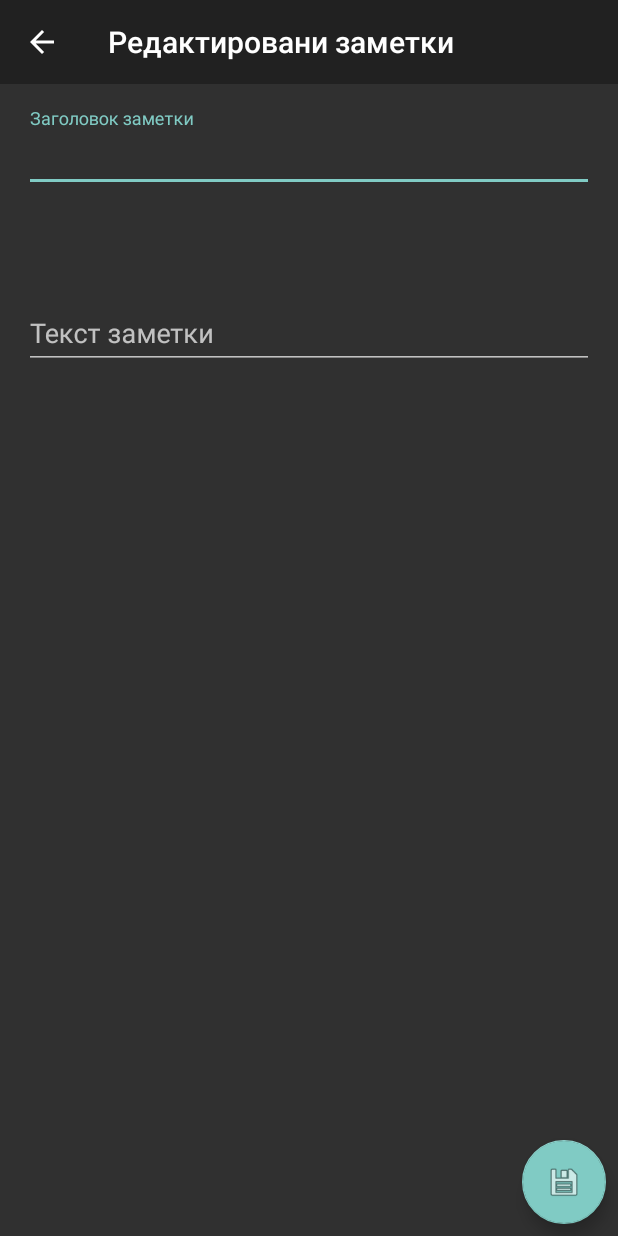
After one commit to abdurahmanovart/NotesRealm, an Android app: the EditNoteActivity screen opened directly, with no data from a screen before it, on a phone screen of 412 x 824 dp. The commit adds this screen. Run offline under Robolectric (Android 15) with nearby library versions, the phone set to English and light mode, and no system bars; libraries missing offline, so code that uses them is left out: io.realm; 4 statements that could not run were skipped.

Commit message:
created new activity to handle note editing

```diff
--- a/app/src/main/AndroidManifest.xml
+++ b/app/src/main/AndroidManifest.xml
@@ -31,6 +31,12 @@
             android:label="@string/note_details"
             android:theme="@style/Theme.AppCompat.NoActionBar">
         </activity>
+        <activity
+            android:name=".ui.EditNoteActivity"
+            android:configChanges="orientation|screenSize"
+            android:label="@string/edit_note"
+            android:theme="@style/Theme.AppCompat.NoActionBar">
+        </activity>
     </application>
 
 </manifest>
--- a/app/src/main/java/com/github/abdurahmanovart/notesrealm/ui/CreateNoteActivity.java
+++ b/app/src/main/java/com/github/abdurahmanovart/notesrealm/ui/CreateNoteActivity.java
@@ -104,8 +104,8 @@ public class CreateNoteActivity extends AppCompatActivity {
         }
     }
 
-    private boolean inputDataEmpty(){
-        return mTitleEditText.getText().length()==0&&mBodyEditText.getText().length()==0;
+    private boolean inputDataEmpty() {
+        return mTitleEditText.getText().length() == 0 && mBodyEditText.getText().length() == 0;
     }
 
     private void initUI() {
--- /dev/null
+++ b/app/src/main/java/com/github/abdurahmanovart/notesrealm/ui/EditNoteActivity.java
@@ -0,0 +1,199 @@
+package com.github.abdurahmanovart.notesrealm.ui;
+
+import android.content.Context;
+import android.content.DialogInterface;
+import android.content.Intent;
+import android.os.Bundle;
+import android.support.design.widget.FloatingActionButton;
+import android.support.design.widget.Snackbar;
+import android.support.v7.app.AlertDialog;
+import android.support.v7.app.AppCompatActivity;
+import android.support.v7.widget.Toolbar;
+import android.view.MenuItem;
+import android.view.View;
+import android.widget.TextView;
+import android.widget.Toast;
+
+import com.github.abdurahmanovart.notesrealm.R;
+import com.github.abdurahmanovart.notesrealm.manager.RealmManager;
+import com.github.abdurahmanovart.notesrealm.model.Note;
+
+import io.realm.Realm;
+
+/**
+ * Activity to edit note {@link Note}
+ *
+ * @author Abdurakhmanov
+ */
+
+public class EditNoteActivity extends AppCompatActivity {
+
+    private static final int INPUT_MIN_LENGTH = 3;
+
+    private static final String EXTRA_NOTE_TITLE = "extra_note_title";
+    private static final String EXTRA_NOTE_ID = "extra_note_id";
+    private static final String EXTRA_NOTE_BODY = "extra_note_body";
+
+    private Toolbar mToolbar;
+    private TextView mTitleEditText;
+    private TextView mIdTextView;
+    private TextView mBodyEditText;
+    private FloatingActionButton mSaveButton;
+
+    private String mNoteTitle;
+    private String mNoteId;
+    private String mNoteBody;
+
+    private Realm mRealm;
+
+    @Override
+    protected void onCreate(Bundle savedInstanceState) {
+        super.onCreate(savedInstanceState);
+        setContentView(R.layout.activity_edit_note);
+        mRealm = new RealmManager(this).getRealm();
+        getDataFromIntent();
+        initUI();
+    }
+
+    public static Intent createExplicitIntent(Context context,
+                                              String noteTitle,
+                                              String noteId,
+                                              String noteBody) {
+        Intent intent = new Intent(context, EditNoteActivity.class);
+        intent.putExtra(EXTRA_NOTE_TITLE, noteTitle);
+        intent.putExtra(EXTRA_NOTE_ID, noteId);
+        intent.putExtra(EXTRA_NOTE_BODY, noteBody);
+        return intent;
+    }
+
+    @Override
+    public boolean onOptionsItemSelected(MenuItem item) {
+        if (item.getItemId() == android.R.id.home) {
+            closeActivity();
+            return true;
+        }
+        return false;
+    }
+
+    @Override
+    public void onBackPressed() {
+        closeActivity();
+    }
+
+    //region private methods
+
+    private void closeActivity() {
+        if (dataWasNotChanged()) {
+            finish();
+        } else {
+            new AlertDialog.Builder(this)
+                    .setTitle(R.string.close_activity)
+                    .setMessage(R.string.lose_edit_input_data)
+                    .setPositiveButton(R.string.yes, new DialogInterface.OnClickListener() {
+                        @Override
+                        public void onClick(DialogInterface dialog, int which) {
+                            finish();
+                        }
+                    })
+                    .setNegativeButton(R.string.no, new DialogInterface.OnClickListener() {
+                        @Override
+                        public void onClick(DialogInterface dialog, int which) {
+                            dialog.dismiss();
+                        }
+                    })
+                    .show();
+        }
+    }
+
+    private boolean dataWasNotChanged() {
+        return mNoteTitle.equals(mTitleEditText.getText().toString()) &&
+                mNoteBody.equals(mBodyEditText.getText().toString());
+    }
+
+    public void getDataFromIntent() {
+        Bundle bundle = getIntent().getExtras();
+        mNoteTitle = bundle.getString(EXTRA_NOTE_TITLE);
+        mNoteId = bundle.getString(EXTRA_NOTE_ID);
+        mNoteBody = bundle.getString(EXTRA_NOTE_BODY);
+    }
+
+    private void initUI() {
+        initToolbar();
+        initViews();
+        initButton();
+    }
+
+    private void initToolbar() {
+        mToolbar = (Toolbar) findViewById(R.id.toolbar);
+        setSupportActionBar(mToolbar);
+        getSupportActionBar().setDisplayHomeAsUpEnabled(true);
+    }
+
+    private void initViews() {
+        mTitleEditText = (TextView) findViewById(R.id.title_edit_text);
+        mIdTextView = (TextView) findViewById(R.id.id_text_view);
+        mBodyEditText = (TextView) findViewById(R.id.body_edit_text);
+
+        mTitleEditText.setText(mNoteTitle);
+        mIdTextView.setText(mNoteId);
+        mBodyEditText.setText(mNoteBody);
+    }
+
+    private void initButton() {
+        mSaveButton = (FloatingActionButton) findViewById(R.id.save_note_button);
+        mSaveButton.setOnClickListener(new View.OnClickListener() {
+            @Override
+            public void onClick(View v) {
+                if (dataWasNotChanged()) {
+                    finish();
+                } else if (inputDataCorrect()) {
+                    showSnackBar(v);
+                } else {
+                    showErrorMessage();
+                }
+            }
+        });
+    }
+
+    private void showSnackBar(View view) {
+        Snackbar.make(view, getString(R.string.save_note_question), Snackbar.LENGTH_LONG)
+                .setAction(R.string.yes, new View.OnClickListener() {
+                    @Override
+                    public void onClick(View v) {
+                        editNote();
+                        finishActivityWithResultOk();
+                    }
+                }).show();
+    }
+
+    private boolean inputDataCorrect() {
+        return mTitleEditText.getText().length() >= INPUT_MIN_LENGTH
+                && mBodyEditText.getText().length() >= INPUT_MIN_LENGTH;
+    }
+
+    private void showErrorMessage() {
+        Toast.makeText(getApplicationContext(), "Поля должны содержать минимум " + INPUT_MIN_LENGTH + " символов", Toast.LENGTH_LONG).show();
+    }
+
+    private void editNote() {
+        mRealm.executeTransaction(new Realm.Transaction() {
+            @Override
+            public void execute(Realm realm) {
+                Note note = mRealm.where(Note.class)
+                        .equalTo("id", mNoteId)
+                        .findFirst();
+                note.setTitle(mTitleEditText.getText().toString());
+                note.setBody(mBodyEditText.getText().toString());
+            }
+        });
+    }
+
+    private void finishActivityWithResultOk() {
+        Intent intent = new Intent();
+        intent.putExtra(EXTRA_NOTE_TITLE, mTitleEditText.getText().toString());
+        intent.putExtra(EXTRA_NOTE_BODY, mBodyEditText.getText().toString());
+        setResult(RESULT_OK, intent);
+        finish();
+    }
+}
+//endregion
--- /dev/null
+++ b/app/src/main/res/layout/activity_edit_note.xml
@@ -0,0 +1,72 @@
+<?xml version="1.0" encoding="utf-8"?>
+<RelativeLayout
+    xmlns:android="http://schemas.android.com/apk/res/android"
+    xmlns:app="http://schemas.android.com/apk/res-auto"
+    xmlns:tools="http://schemas.android.com/tools"
+    android:layout_width="match_parent"
+    android:layout_height="match_parent"
+    tools:context="com.github.abdurahmanovart.notesrealm.ui.CreateNoteActivity">
+
+    <android.support.v7.widget.Toolbar
+        android:id="@+id/toolbar"
+        android:layout_width="match_parent"
+        android:layout_height="wrap_content"
+        android:layout_alignParentLeft="true"
+        android:layout_alignParentStart="true"
+        android:layout_alignParentTop="true"
+        android:background="?attr/colorPrimary"
+        android:minHeight="?attr/actionBarSize"
+        android:theme="@style/ThemeOverlay.AppCompat.Dark.ActionBar"
+        app:popupTheme="@style/ThemeOverlay.AppCompat.Light"/>
+
+    <android.support.design.widget.TextInputLayout
+        android:id="@+id/title_input_layout"
+        android:layout_width="match_parent"
+        android:layout_height="wrap_content"
+        android:layout_below="@id/toolbar"
+        android:padding="@dimen/padding_medium">
+
+        <android.support.design.widget.TextInputEditText
+            android:id="@+id/title_edit_text"
+            android:layout_width="match_parent"
+            android:layout_height="wrap_content"
+            android:hint="@string/note_title"/>
+
+    </android.support.design.widget.TextInputLayout>
+
+    <TextView
+        android:id="@+id/id_text_view"
+        style="@style/Base.TextAppearance.AppCompat.Subhead"
+        android:layout_width="match_parent"
+        android:layout_height="wrap_content"
+        android:layout_below="@id/title_input_layout"
+        android:gravity="right"
+        android:padding="@dimen/padding_xsmall"
+        tools:text="notes id"/>
+
+    <android.support.design.widget.TextInputLayout
+        android:id="@+id/body_input_layout"
+        android:layout_width="match_parent"
+        android:layout_height="wrap_content"
+        android:layout_below="@id/id_text_view"
+        android:padding="@dimen/padding_medium">
+
+        <android.support.design.widget.TextInputEditText
+            android:id="@+id/body_edit_text"
+            android:layout_width="match_parent"
+            android:layout_height="wrap_content"
+            android:hint="@string/note_body"
+            android:inputType="textMultiLine"/>
+
+    </android.support.design.widget.TextInputLayout>
+
+    <android.support.design.widget.FloatingActionButton
+        android:id="@+id/save_note_button"
+        android:layout_width="wrap_content"
+        android:layout_height="wrap_content"
+        android:layout_alignParentBottom="true"
+        android:layout_alignParentRight="true"
+        android:layout_margin="@dimen/margin_xsmall"
+        android:src="@android:drawable/ic_menu_save"/>
+
+</RelativeLayout>
--- a/app/src/main/res/values/strings.xml
+++ b/app/src/main/res/values/strings.xml
@@ -18,4 +18,7 @@
     <string name="save_note_question">Сохранить?</string>
     <string name="note_details">Просмотр заметки</string>
     <string name="delete_note_question">Удалить заметку?</string>
+    <string name="edit_note_question">Редактировать заметку?</string>
+    <string name="edit_note">Редактировани заметки</string>
+    <string name="lose_edit_input_data">Введенные данные будут потеряны. Уверены, что хотите прервать редактирование?</string>
 </resources>
```
Also changed, not shown: app/src/main/java/com/github/abdurahmanovart/notesrealm/ui/NoteDetailActivity.java (+48 -5 lines), app/src/main/res/layout/activity_note_detail.xml (+11 -11 lines).
